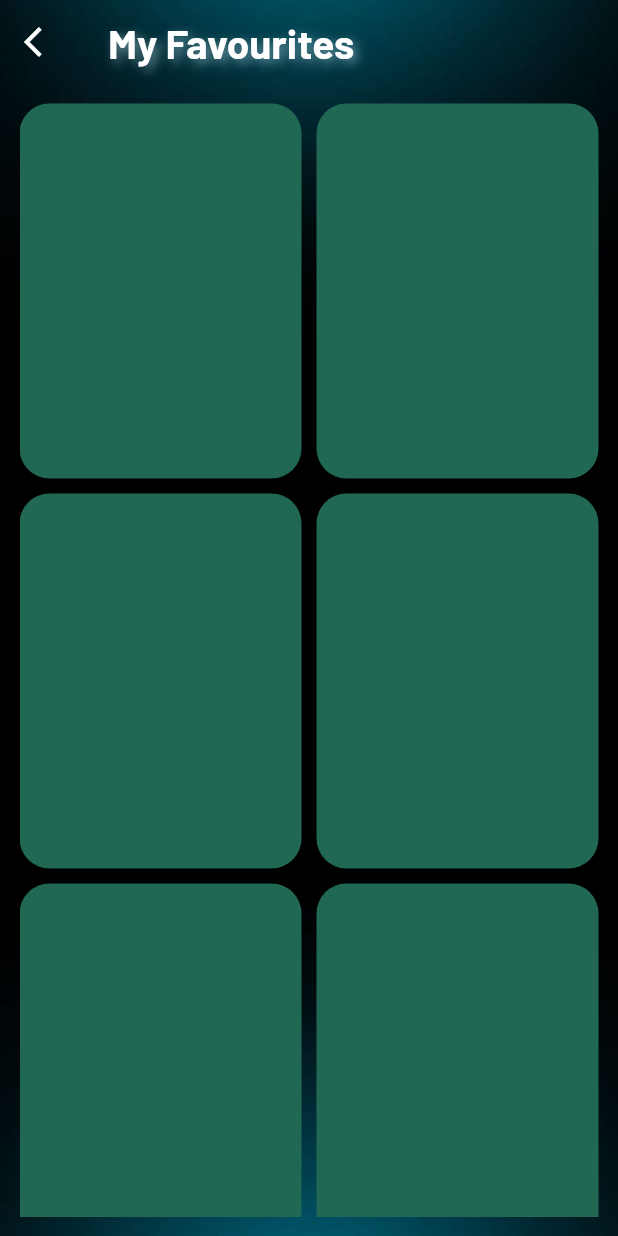
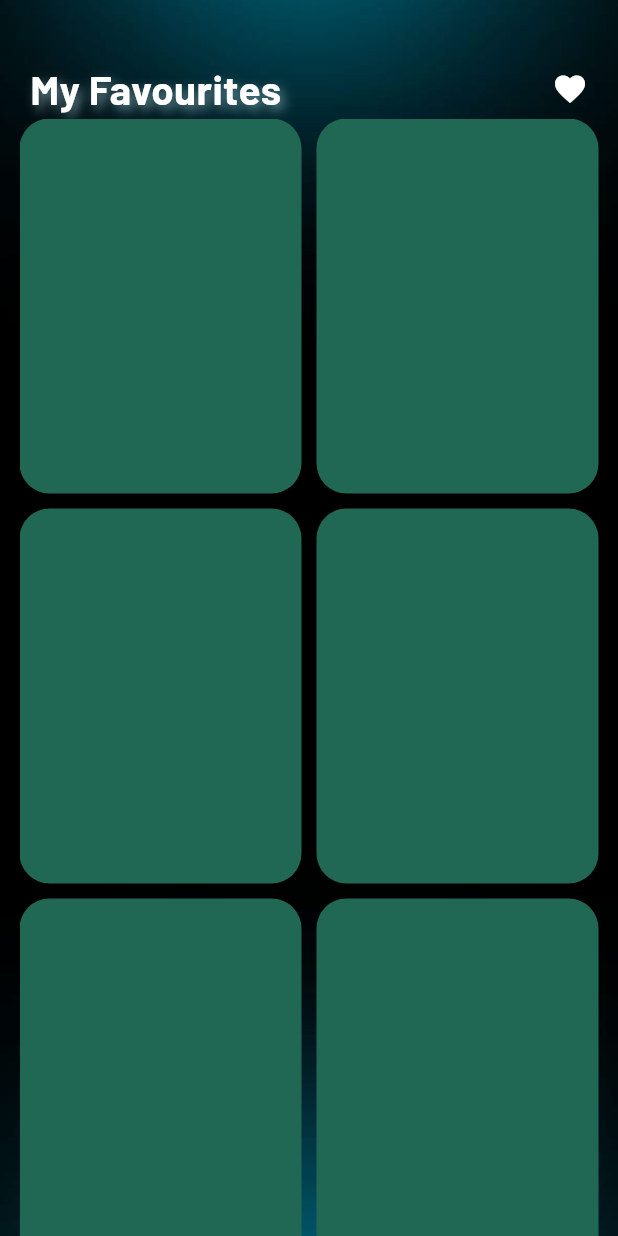
Before and after one commit to RENJIMAMR/Limbs-for-you, a Flutter app: the FavoriteScreenView screen opened directly, on a phone screen of 412 x 824 dp. Run offline on Flutter 3.47's test engine with Material 3 defaults, Android fonts, the light colour scheme and no system bars; our stand-ins replace carousel_slider, flutter_screenutil, flutter_smart_dialog, stacked, stacked_services, stacked_shared; missing offline and left inert: statusbarz.

```diff
--- a/lib/app/app.dart
+++ b/lib/app/app.dart
@@ -3,6 +3,7 @@ import 'package:carify_clone_two/ui/screens/company_list/company_list_view.dart'
 import 'package:carify_clone_two/ui/screens/favorite_screen/favorite_screen_view.dart';
 import 'package:carify_clone_two/ui/screens/home/home_view.dart';
 import 'package:carify_clone_two/ui/screens/home/home_viewmodel.dart';
+import 'package:carify_clone_two/ui/screens/item_detailing_screen/item_detailing_screen_view.dart';
 import 'package:carify_clone_two/ui/screens/login/login_view.dart';
 import 'package:carify_clone_two/ui/screens/prosthesis_detailing_screen/prosthesis_detailing_screen_view.dart';
 import 'package:carify_clone_two/ui/screens/search/search_view.dart';
@@ -22,8 +23,10 @@ import '../ui/screens/splash/splash_view.dart';
     MaterialRoute(page: HomeView),
     MaterialRoute(page: CompanyListView),
     MaterialRoute(page: SearchView),
+    MaterialRoute(page: FavoriteScreenView),
     MaterialRoute(page: ProsthesisDetailingScreenView),
     MaterialRoute(page: FavoriteScreenView),
+    MaterialRoute(page: ItemDetailingScreenView),
   ],
   dependencies: [
     LazySingleton(classType: ApiService),
--- a/lib/ui/screens/favorite_screen/favorite_screen_view.dart
+++ b/lib/ui/screens/favorite_screen/favorite_screen_view.dart
@@ -12,30 +12,6 @@ class FavoriteScreenView extends StatelessWidget {
     return ViewModelBuilder.reactive(
         viewModelBuilder: () => FavoriteScreenViewModel(),
         builder: (context, viewModel, child) => Scaffold(
-            extendBodyBehindAppBar: true,
-            appBar: AppBar(
-              leading: Icon(
-                Icons.arrow_back_ios,
-                color: Palette.whiteMain,
-              ),
-              title: Text(
-                'My Favourites',
-                style: TextStyle(
-                  shadows: [
-                    Shadow(
-                      offset: Offset(3.0, 3.0), // Position of the shadow
-                      blurRadius: 8.0, // Softness of the shadow
-                      color: const Color.fromARGB(255, 200, 239, 249)
-                          .withOpacity(0.5), // Shadow color
-                    ),
-                  ],
-                  fontSize: 27,
-                  fontWeight: FontWeight.bold,
-                  color: Palette.whiteMain,
-                ),
-              ),
-              backgroundColor: Palette.transparent,
-            ),
             backgroundColor: Colors.transparent,
             body: Container(
               height: MediaQuery.sizeOf(context).height,
@@ -48,10 +24,42 @@ class FavoriteScreenView extends StatelessWidget {
                   fit: BoxFit.cover,
                 ),
               ),
+              child: Column(children: [
+                SizedBox(
+                  height: 40,
+                ),
+                Padding(
+                  padding: const EdgeInsets.symmetric(horizontal: 20),
+                  child: Row(
+                    children: [
+                      Text(
+                        'My Favourites',
+                        style: TextStyle(
+                          shadows: [
+                            Shadow(
+                              offset:
+                                  Offset(3.0, 3.0), // Position of the shadow
+                              blurRadius: 8.0, // Softness of the shadow
+                              color: const Color.fromARGB(255, 200, 239, 249)
+                                  .withOpacity(0.5), // Shadow color
+                            ),
+                          ],
+                          fontSize: 27,
+                          fontWeight: FontWeight.bold,
+                          color: Palette.whiteMain,
+                        ),
+                      ),
+                      Spacer(),
+                      Icon(
+                        Icons.favorite,
+                        color: Palette.whiteMain,
+                      ),
+                    ],
+                  ),
+                ),
+                Expanded(
                   child: Padding(
-                  padding: const EdgeInsets.all(13),
-                  child: DefaultTabController(
-                      length: 2,
+                    padding: const EdgeInsets.symmetric(horizontal: 13),
                     child: GridView.builder(
                       gridDelegate: SliverGridDelegateWithFixedCrossAxisCount(
                           crossAxisSpacing: 10,
@@ -64,7 +72,10 @@ class FavoriteScreenView extends StatelessWidget {
                             borderRadius: BorderRadius.circular(20),
                             color: Palette.themeClr),
                       ),
-                      ))),
+                    ),
+                  ),
+                ),
+              ]),
             )));
   }
 }
--- /dev/null
+++ b/lib/ui/screens/item_detailing_screen/item_detailing_screen_viewmodel.dart
@@ -0,0 +1,5 @@
+import 'package:stacked/stacked.dart';
+
+class ItemDetailingScreenViewmodel extends BaseViewModel {
+  ItemDetailingScreenViewmodel();
+}
```
Also changed, not shown: lib/app/app.router.dart (+149 -29 lines), lib/ui/screens/item_detailing_screen/item_detailing_screen_view.dart (added, +56 -0 lines). Lines whose indentation alone changed are shown as unchanged.
